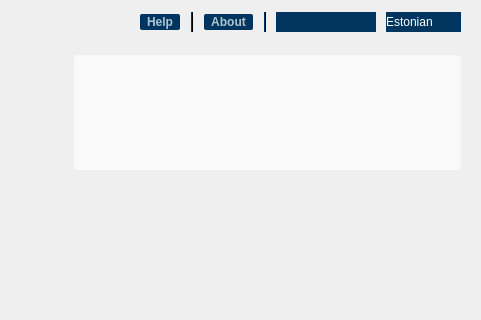
First picture: the form in crypto/ui/MainWindow.ui, repository open-eid/qdigidoc, before the edit; both pictures show x 169 to 650 and y 0 to 320 of the 650 by 540 pixel window.
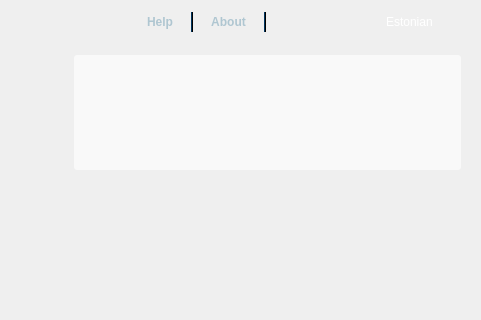
Second picture: the form after the edit. Icons and pictures are not drawn. Custom widgets are drawn as their Qt base class.

Commit message:
Use custom background when qdigidocclient.png/qdigidoccrypto.png found same folder
IB-4228

Patch:
```diff
--- a/crypto/ui/MainWindow.ui
+++ b/crypto/ui/MainWindow.ui
@@ -107,7 +107,7 @@
 
 #cards, #languages
 {
-background-color: #00355F;
+background-color: transparent;
 border: 0px;
 margin-right: 0px;
 color: white;
@@ -128,7 +128,7 @@
 
 #settings, #help, #about
 {
-background-color: #00355F;
+background-color: transparent;
 color: #afc6d1;
 font: bold;
 min-width: 0px;
```
The commit also changes 6 other files.
